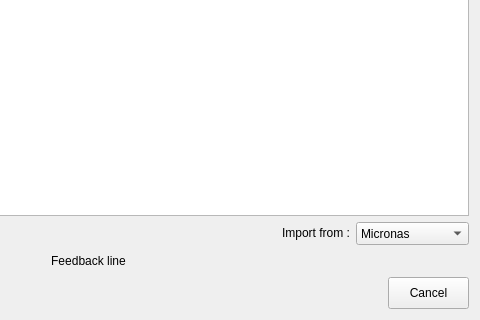
Semi-ATE/Semi-ATE, file src/ATE_spyder/ate_spyder/widgets/actions_on/maskset/NewMasksetWizard.ui: the form before one commit; both pictures show x 303 to 783 and y 594 to 914 of the 783 by 914 pixel window.
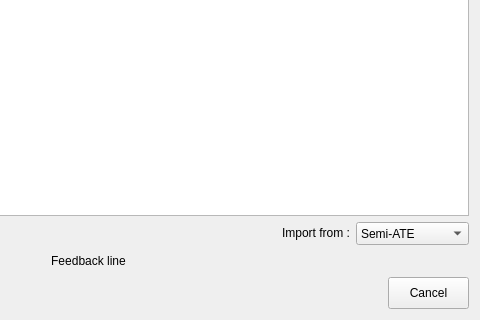
The form after the commit. Icons and pictures are not drawn.

```diff
--- a/src/ATE_spyder/ate_spyder/widgets/actions_on/maskset/NewMasksetWizard.ui
+++ b/src/ATE_spyder/ate_spyder/widgets/actions_on/maskset/NewMasksetWizard.ui
@@ -1673,7 +1673,7 @@
          </property>
          <item>
           <property name="text">
-           <string>Micronas</string>
+           <string>Semi-ATE</string>
           </property>
          </item>
          <item>
```
